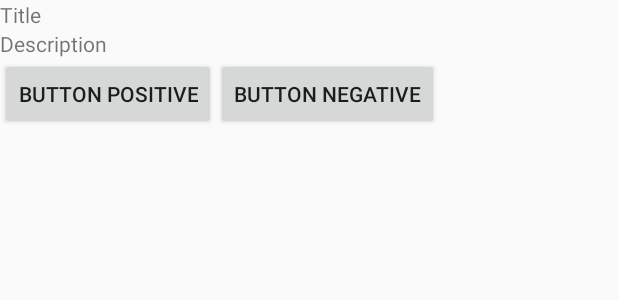
After one commit to hoangl8696/OpenGL-Game, an Android app: the layout fragment_dialog.xml on its own in the app's theme, with its tools: preview values and no code run, on a phone screen of 412 x 824 dp. The commit adds this screen. Shown: the top 300 px of the screen. Run offline under Robolectric (Android 15) with nearby library versions, the phone set to English and light mode, and no system bars; Roboto replaces fonts that are not available here.

Commit message:
create first dialog in menu screen, need ui for the dialog

```diff
--- /dev/null
+++ b/app/src/main/res/layout/fragment_dialog.xml
@@ -0,0 +1,38 @@
+<FrameLayout xmlns:android="http://schemas.android.com/apk/res/android"
+    xmlns:tools="http://schemas.android.com/tools"
+    android:layout_width="match_parent"
+    android:layout_height="match_parent"
+    tools:context="com.example.bamboo.demoweek1.view.fragment.DialogFragment">
+
+    <LinearLayout
+        android:layout_width="match_parent"
+        android:layout_height="match_parent"
+        android:orientation="vertical">
+        <TextView
+            android:id="@+id/dialog_title"
+            android:layout_width="match_parent"
+            android:layout_height="wrap_content"
+            android:text="Title" />
+        <TextView
+            android:id="@+id/dialog_description"
+            android:layout_width="match_parent"
+            android:layout_height="wrap_content"
+            android:text="Description" />
+        <LinearLayout
+            android:layout_width="match_parent"
+            android:layout_height="wrap_content"
+            android:orientation="horizontal">
+            <Button
+                android:id="@+id/positive_btn"
+                android:layout_width="wrap_content"
+                android:layout_height="wrap_content"
+                android:text="button positive"/>
+            <Button
+                android:id="@+id/negative_btn"
+                android:layout_width="wrap_content"
+                android:layout_height="wrap_content"
+                android:text="button negative"/>
+        </LinearLayout>
+    </LinearLayout>
+
+</FrameLayout>
```
Also changed, not shown: app/src/main/java/com/example/bamboo/demoweek1/MainActivity.java (+26 -2 lines), app/src/main/java/com/example/bamboo/demoweek1/view/fragment/DialogFragment.java (added, +117 -0 lines).
